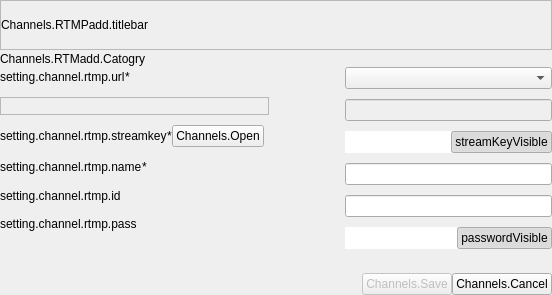
naver/prism-live-studio, file src/prism/main/channels/ChannelsDataApi/PLSRtmpChannelView.ui: the form before one commit.
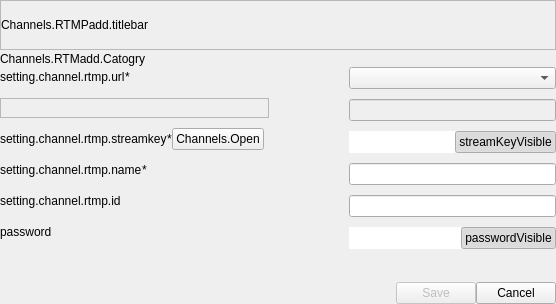
The form after the commit. Custom widgets are drawn as their Qt base class.

Patch:
```diff
--- a/src/prism/main/channels/ChannelsDataApi/PLSRtmpChannelView.ui
+++ b/src/prism/main/channels/ChannelsDataApi/PLSRtmpChannelView.ui
@@ -1,13 +1,13 @@
 <?xml version="1.0" encoding="UTF-8"?>
 <ui version="4.0">
  <class>RtmpChannelView</class>
- <widget class="QDialog" name="RtmpChannelView">
+ <widget class="QWidget" name="RtmpChannelView">
   <property name="geometry">
    <rect>
     <x>0</x>
     <y>0</y>
-    <width>552</width>
-    <height>295</height>
+    <width>556</width>
+    <height>304</height>
    </rect>
   </property>
   <property name="windowTitle">
@@ -85,7 +85,7 @@
    <item>
     <widget class="QFrame" name="CategoryFrame">
      <property name="sizePolicy">
-      <sizepolicy hsizetype="Maximum" vsizetype="Maximum">
+      <sizepolicy hsizetype="Preferred" vsizetype="Maximum">
        <horstretch>0</horstretch>
        <verstretch>0</verstretch>
       </sizepolicy>
@@ -468,7 +468,7 @@
             </sizepolicy>
            </property>
            <property name="text">
-            <string>setting.channel.rtmp.pass</string>
+            <string>password</string>
            </property>
           </widget>
          </item>
@@ -784,7 +784,7 @@
          <enum>Qt::NoFocus</enum>
         </property>
         <property name="text">
-         <string>Channels.Save</string>
+         <string>Save</string>
         </property>
         <property name="autoDefault">
          <bool>false</bool>
@@ -797,7 +797,7 @@
          <enum>Qt::NoFocus</enum>
         </property>
         <property name="text">
-         <string>Channels.Cancel</string>
+         <string>Cancel</string>
         </property>
         <property name="autoDefault">
          <bool>false</bool>
```
